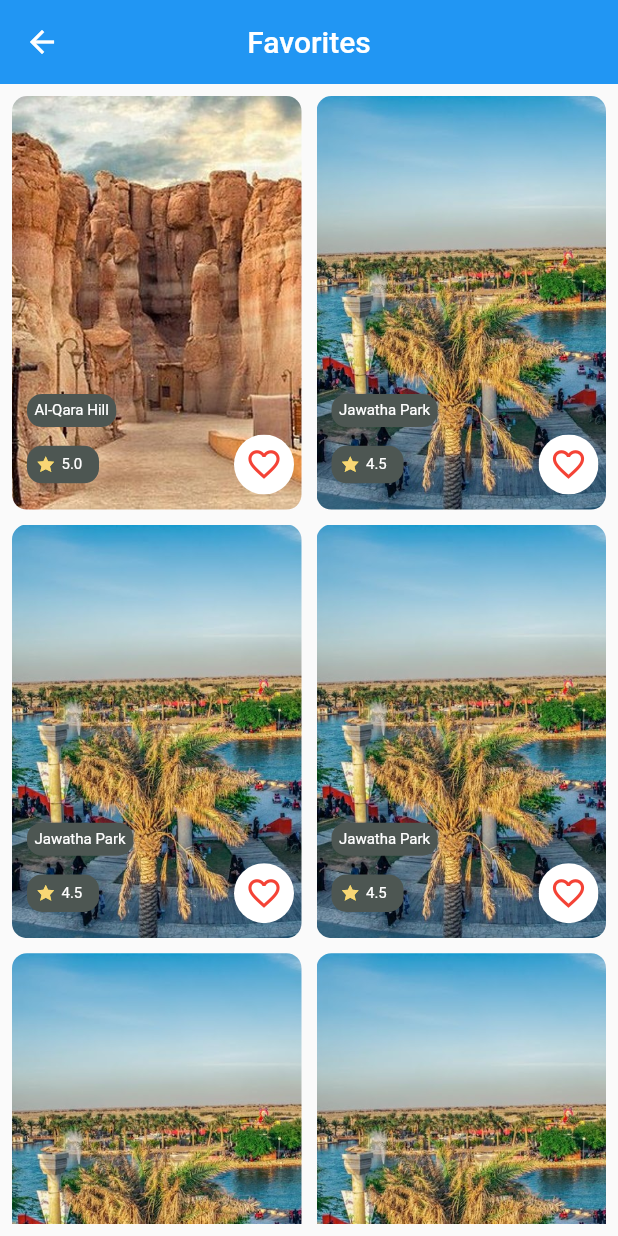
After one commit to KUDOX8/TouristGuide, a Flutter app: the screen it shows after launch, item 2 of the bottom bar chosen, on a phone screen of 412 x 824 dp. The commit adds this screen. Run offline on Flutter 3.47's test engine with Material 2 defaults, Android fonts, the phone set to English and light mode, and no system bars; our stand-ins replace cloud_firestore, firebase_core, flutter_svg; accounts and stored records are empty.

Commit message:
create fav page and place generator
you could use the place generator widget and pass to it list of place models to generate a list of place cards

```diff
--- /dev/null
+++ b/lib/ui/pages/favorite/favorite_page.dart
@@ -0,0 +1,94 @@
+import 'package:flutter/material.dart';
+import 'package:tourist_guide/core/models/place_model.dart';
+import 'package:tourist_guide/ui/shared/widgets/place_card.dart';
+
+class FavoritePage extends StatefulWidget {
+  const FavoritePage({Key? key}) : super(key: key);
+
+  @override
+  State<FavoritePage> createState() => _FavoritePageState();
+}
+
+class _FavoritePageState extends State<FavoritePage> {
+  List<PlaceCard> favPlaces = [
+    PlaceCard(PlaceModel(
+      placeID: 1,
+      placeName: "Al-Qara Hill",
+      placeType: "",
+      numberOfStars: 5,
+      imageURL: "assets/images/Alqara.jpg",
+    )),
+    PlaceCard(PlaceModel(
+      placeID: 2,
+      placeName: "Jawatha Park",
+      placeType: "",
+      numberOfStars: 4.5,
+      imageURL: "assets/images/Jawatha_Park.jpg",
+    )),
+    PlaceCard(PlaceModel(
+      placeID: 2,
+      placeName: "Jawatha Park",
+      placeType: "",
+      numberOfStars: 4.5,
+      imageURL: "assets/images/Jawatha_Park.jpg",
+    )),
+    PlaceCard(PlaceModel(
+      placeID: 2,
+      placeName: "Jawatha Park",
+      placeType: "",
+      numberOfStars: 4.5,
+      imageURL: "assets/images/Jawatha_Park.jpg",
+    )),
+    PlaceCard(PlaceModel(
+      placeID: 2,
+      placeName: "Jawatha Park",
+      placeType: "",
+      numberOfStars: 4.5,
+      imageURL: "assets/images/Jawatha_Park.jpg",
+    )),
+    PlaceCard(PlaceModel(
+      placeID: 2,
+      placeName: "Jawatha Park",
+      placeType: "",
+      numberOfStars: 4.5,
+      imageURL: "assets/images/Jawatha_Park.jpg",
+    )),
+    PlaceCard(PlaceModel(
+      placeID: 2,
+      placeName: "Jawatha Park",
+      placeType: "",
+      numberOfStars: 4.5,
+      imageURL: "assets/images/Jawatha_Park.jpg",
+    )),
+    PlaceCard(PlaceModel(
+      placeID: 2,
+      placeName: "Jawatha Park",
+      placeType: "",
+      numberOfStars: 4.5,
+      imageURL: "assets/images/Jawatha_Park.jpg",
+    )),
+  ];
+  @override
+  Widget build(BuildContext context) {
+    return Scaffold(
+      appBar: AppBar(
+          title: const Text('Favorites'), elevation: 0, centerTitle: true),
+      body: favPlaces.isEmpty
+          ? const Center(
+              child: Text('Add your favorite places to display it here'),
+            )
+          : Padding(
+              padding: const EdgeInsets.all(8.0),
+              child: GridView.count(
+                cacheExtent: 9999999999,
+                childAspectRatio: 0.7 / 1,
+                mainAxisSpacing: 10,
+                crossAxisSpacing: 10,
+                scrollDirection: Axis.vertical,
+                crossAxisCount: 2,
+                children: favPlaces,
+              ),
+            ),
+    );
+  }
+}
--- a/lib/ui/pages/home/widgets/bottom_nav_bar.dart
+++ b/lib/ui/pages/home/widgets/bottom_nav_bar.dart
@@ -38,6 +38,7 @@ class _BottomNavState extends State<BottomNav> {
               label: ''),
         ],
         onDestinationSelected: (index) {
+          Navigator.pushNamed(context, favoritePage);
           setState(() {
             _currentIndex = index;
             isSelected = [false, false, false, false];
--- a/lib/utils/router.dart
+++ b/lib/utils/router.dart
@@ -1,6 +1,6 @@
 import 'package:flutter/material.dart';
 import 'package:tourist_guide/core/models/place_model.dart';
-import 'package:tourist_guide/ui/pages/bookmark/bookmark_page.dart';
+import 'package:tourist_guide/ui/pages/favorite/favorite_page.dart';
 import 'package:tourist_guide/ui/pages/home/home_page.dart';
 import 'package:tourist_guide/ui/pages/place_details/place_details_page.dart';
 import 'package:tourist_guide/ui/pages/settings/settings_page.dart';
@@ -19,7 +19,7 @@ Route<dynamic> geneateRoute(RouteSettings settings) {
               ));
 
     case favoritePage:
-      return MaterialPageRoute(builder: (context) => const Bookmark());
+      return MaterialPageRoute(builder: (context) => const FavoritePage());
 
     case settingsPage:
       return MaterialPageRoute(builder: (context) => const SettingsPage());
```
Also changed, not shown: lib/ui/pages/bookmark/bookmark_page.dart (deleted, +0 -15 lines), lib/ui/pages/home/home_page.dart (+19 -27 lines), lib/ui/pages/place_details/place_details_page.dart (+5 -2 lines), lib/ui/pages/search/search_page.dart (+19 -24 lines), lib/ui/shared/widgets/place_generator.dart (added, +34 -0 lines).
